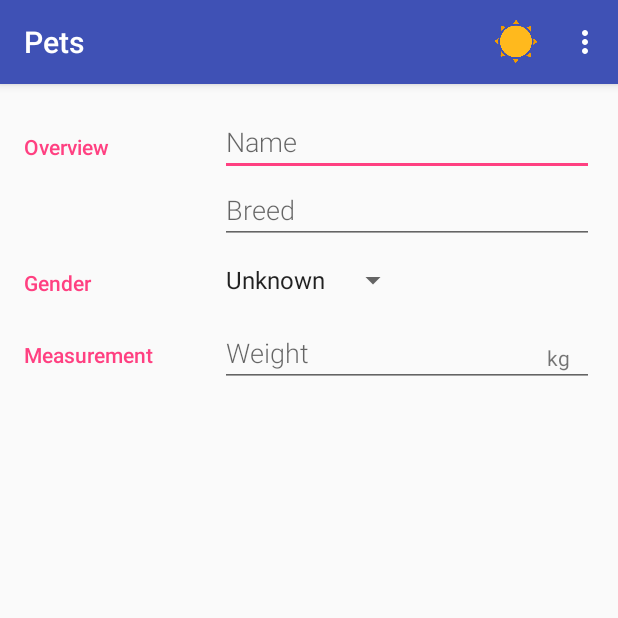
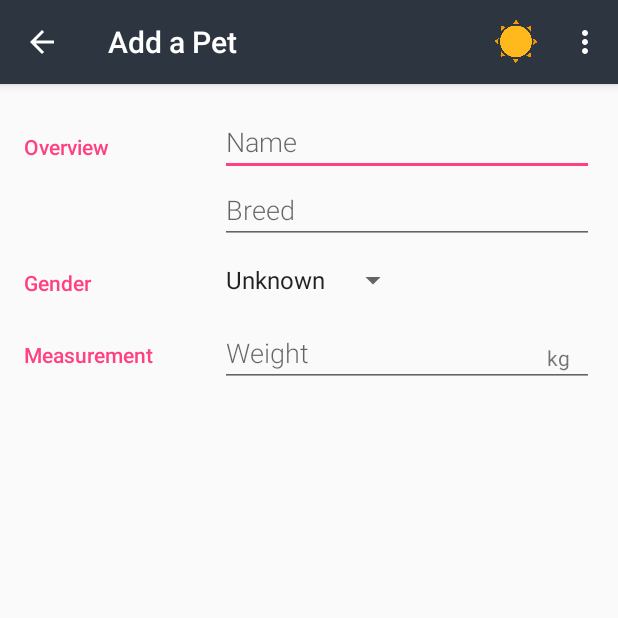
Before and after one commit to arunditti/Pets, an Android app: the EditorActivity screen opened directly, with no data from a screen before it, on a phone screen of 412 x 824 dp, the top half of it. Run offline under Robolectric (Android 15) with nearby library versions, the phone set to English and light mode, and no system bars.

```diff
--- a/app/src/main/AndroidManifest.xml
+++ b/app/src/main/AndroidManifest.xml
@@ -16,7 +16,11 @@
                 <category android:name="android.intent.category.LAUNCHER" />
             </intent-filter>
         </activity>
-        <activity android:name=".EditorActivity"></activity>
+        <activity android:name=".EditorActivity"
+            android:theme="@style/EditorTheme"
+            android:parentActivityName=".MainActivity">
+
+        </activity>
 
         <provider
             android:name=".data.PetProvider"
--- a/app/src/main/java/com/arunditti/android/pets/EditorActivity.java
+++ b/app/src/main/java/com/arunditti/android/pets/EditorActivity.java
@@ -46,6 +46,15 @@ public class EditorActivity extends AppCompatActivity {
     protected void onCreate(Bundle savedInstanceState) {
         super.onCreate(savedInstanceState);
         setContentView(R.layout.activity_editor);
+
+        Intent intent = getIntent();
+        Uri currentPetUri = intent.getData();
+
+        if(currentPetUri == null) {
+            setTitle(getString(R.string.editor_activity_title_new_pet));
+        } else {
+            setTitle(getString(R.string.editor_activity_title_edit_pet));
+        }
 
         // Find all relevant views that we will need to read user input from
         mNameEditText = (EditText) findViewById(R.id.edit_pet_name);
--- a/app/src/main/res/values/strings.xml
+++ b/app/src/main/res/values/strings.xml
@@ -10,6 +10,8 @@
 
     <!-- Title for the activity to add a new pet [CHAR LIMIT=20] -->
     <string name="editor_activity_title_new_pet">Add a Pet</string>
+
+    <string name="editor_activity_title_edit_pet">Edit Pet</string>
 
     <!-- Label for editor menu option to save pet and leave editor [CHAR LIMIT=20] -->
     <string name="action_save">Save</string>
```
Also changed, not shown: app/src/main/java/com/arunditti/android/pets/MainActivity.java (+16 -0 lines).
